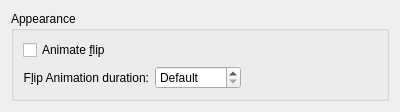
The window that effects/flipswitch_config.ui (KDE/kwin) describes before a commit, drawn with Qt 5.
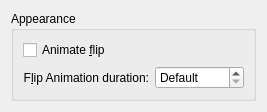
The same window after the commit.

Commit message: Use grid layouts instead of form layouts.

Patch:
```diff
--- a/effects/flipswitch_config.ui
+++ b/effects/flipswitch_config.ui
@@ -5,8 +5,8 @@
    <rect>
     <x>0</x>
     <y>0</y>
-    <width>400</width>
-    <height>110</height>
+    <width>267</width>
+    <height>105</height>
    </rect>
   </property>
   <layout class="QVBoxLayout" >
@@ -15,7 +15,7 @@
      <property name="title" >
       <string>Appearance</string>
      </property>
-     <layout class="QGridLayout" >
+     <layout class="QGridLayout" name="gridLayout" >
       <item row="0" column="0" colspan="2" >
        <widget class="QCheckBox" name="checkAnimateFlip" >
         <property name="text" >
@@ -38,6 +38,12 @@
       </item>
       <item row="1" column="1" >
        <widget class="QSpinBox" name="spinFlipDuration" >
+        <property name="sizePolicy" >
+         <sizepolicy vsizetype="Fixed" hsizetype="Expanding" >
+          <horstretch>0</horstretch>
+          <verstretch>0</verstretch>
+         </sizepolicy>
+        </property>
         <property name="specialValueText" >
          <string>Default</string>
         </property>
@@ -52,19 +58,6 @@
         </property>
        </widget>
       </item>
-      <item row="1" column="2" >
-       <spacer name="horizontalSpacer" >
-        <property name="orientation" >
-         <enum>Qt::Horizontal</enum>
-        </property>
-        <property name="sizeHint" stdset="0" >
-         <size>
-          <width>40</width>
-          <height>20</height>
-         </size>
-        </property>
-       </spacer>
-      </item>
      </layout>
     </widget>
    </item>
```
The commit also changes 15 other files.
